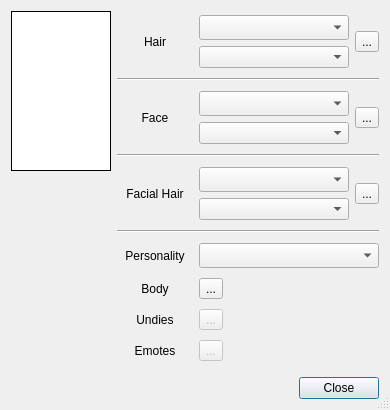
First picture: the form in starcheat/templates/Appearance.ui, repository wizzomafizzo/starcheat, before the edit.
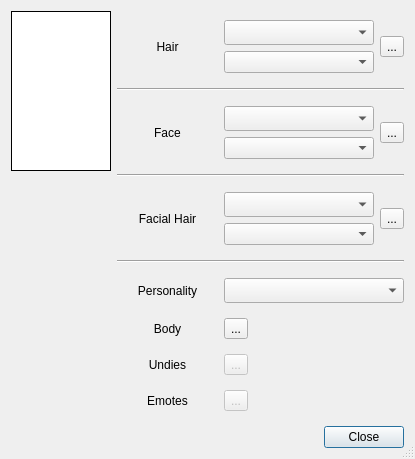
Second picture: the form after the edit. Icons and pictures are not drawn.

What changed in the file:
```diff
--- a/starcheat/templates/Appearance.ui
+++ b/starcheat/templates/Appearance.ui
@@ -9,8 +9,8 @@
    <rect>
     <x>0</x>
     <y>0</y>
-    <width>390</width>
-    <height>410</height>
+    <width>415</width>
+    <height>459</height>
    </rect>
   </property>
   <property name="sizePolicy">
@@ -19,18 +19,6 @@
     <verstretch>0</verstretch>
    </sizepolicy>
   </property>
-  <property name="minimumSize">
-   <size>
-    <width>0</width>
-    <height>410</height>
-   </size>
-  </property>
-  <property name="maximumSize">
-   <size>
-    <width>450</width>
-    <height>450</height>
-   </size>
-  </property>
   <property name="windowTitle">
    <string>Manage Appearance</string>
   </property>
```
